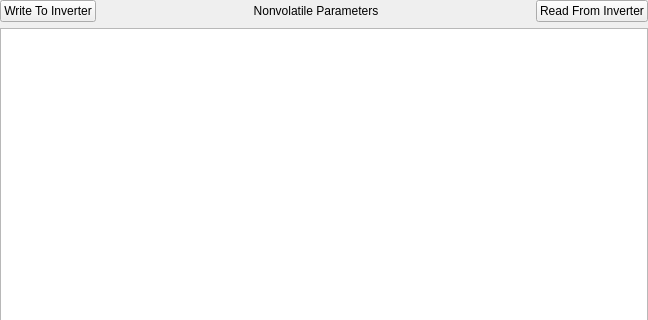
Before: the Qt Designer form epyq/nvview.ui in epcpower/st, drawn with Qt 5; both pictures show x 0 to 648 and y 0 to 320 of the 648 by 598 pixel window.
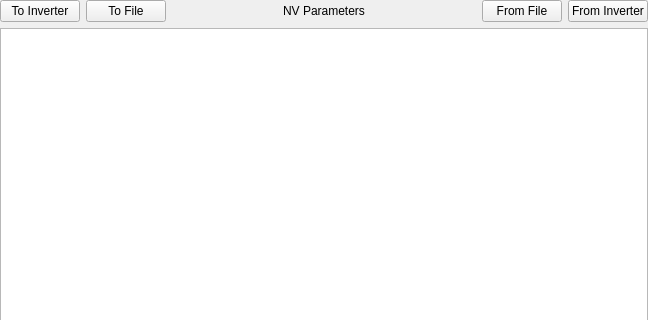
After: the same form once the commit is applied.

Commit message:
Read from/write to parameter file (JSON)
Ref T147

```diff
--- a/epyq/nvview.ui
+++ b/epyq/nvview.ui
@@ -29,7 +29,7 @@
    <item>
     <layout class="QVBoxLayout" name="verticalLayout_2">
      <item>
-      <layout class="QHBoxLayout" name="horizontalLayout" stretch="1,99,1">
+      <layout class="QHBoxLayout" name="horizontalLayout" stretch="1,0,99,0,1">
        <property name="sizeConstraint">
         <enum>QLayout::SetDefaultConstraint</enum>
        </property>
@@ -39,20 +39,34 @@
        <item>
         <widget class="QPushButton" name="write_to_module_button">
          <property name="text">
-          <string>Write To Inverter</string>
+          <string>To Inverter</string>
+         </property>
+        </widget>
+       </item>
+       <item>
+        <widget class="QPushButton" name="write_to_file_button">
+         <property name="text">
+          <string>To File</string>
          </property>
         </widget>
        </item>
        <item>
         <widget class="QLabel" name="label">
          <property name="text">
-          <string>Nonvolatile Parameters</string>
+          <string>NV Parameters</string>
          </property>
          <property name="alignment">
           <set>Qt::AlignCenter</set>
          </property>
         </widget>
        </item>
+       <item>
+        <widget class="QPushButton" name="read_from_file_button">
+         <property name="text">
+          <string>From File</string>
+         </property>
+        </widget>
+       </item>
        <item>
         <widget class="QPushButton" name="read_from_module_button">
          <property name="sizePolicy">
@@ -62,7 +76,7 @@
           </sizepolicy>
          </property>
          <property name="text">
-          <string>Read From Inverter</string>
+          <string>From Inverter</string>
          </property>
         </widget>
        </item>
```
The commit also changes 4 other files.
